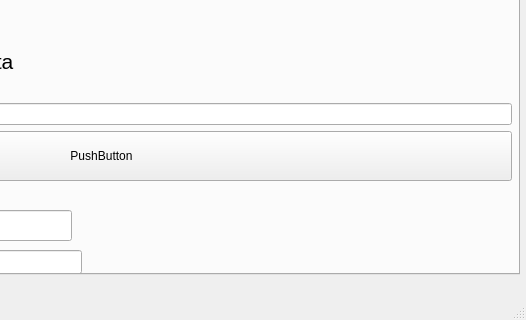
WenceslaoFB/QT_CAN_MOTOR, file mainwindow.ui: the form before one commit; both pictures show x 327 to 853 and y 115 to 435 of the 853 by 435 pixel window.
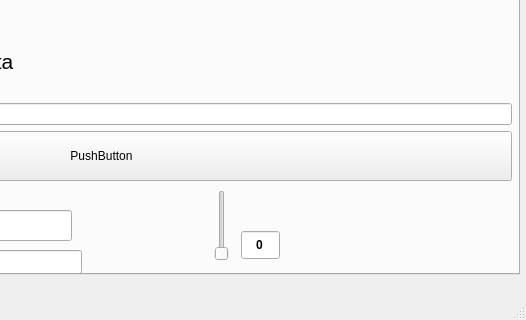
The form after the commit. The open tabs and pages were chosen to show the change.

Commit message: slider para simular sensor de distancia

The edit to the form file:
```diff
--- a/mainwindow.ui
+++ b/mainwindow.ui
@@ -678,6 +678,58 @@
        </rect>
       </property>
      </widget>
+     <widget class="QSlider" name="SLID_distance">
+      <property name="geometry">
+       <rect>
+        <x>510</x>
+        <y>270</y>
+        <width>41</width>
+        <height>71</height>
+       </rect>
+      </property>
+      <property name="maximum">
+       <number>20</number>
+      </property>
+      <property name="orientation">
+       <enum>Qt::Vertical</enum>
+      </property>
+     </widget>
+     <widget class="QSpinBox" name="spin_distance">
+      <property name="geometry">
+       <rect>
+        <x>550</x>
+        <y>310</y>
+        <width>39</width>
+        <height>30</height>
+       </rect>
+      </property>
+      <property name="maximumSize">
+       <size>
+        <width>50</width>
+        <height>30</height>
+       </size>
+      </property>
+      <property name="font">
+       <font>
+        <bold>true</bold>
+       </font>
+      </property>
+      <property name="alignment">
+       <set>Qt::AlignCenter</set>
+      </property>
+      <property name="readOnly">
+       <bool>true</bool>
+      </property>
+      <property name="buttonSymbols">
+       <enum>QAbstractSpinBox::NoButtons</enum>
+      </property>
+      <property name="minimum">
+       <number>0</number>
+      </property>
+      <property name="maximum">
+       <number>20</number>
+      </property>
+     </widget>
     </widget>
    </widget>
   </widget>
```
Left out of the diff: 2 changed lines with no effect on the pictures. The commit also changes 3 other files.
